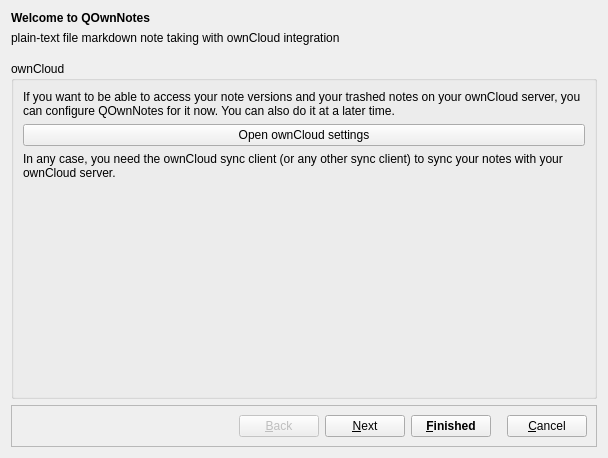
Above: src/dialogs/welcomedialog.ui from tberthelot-repositories/PKbSuite before the change. Below: the same form after it.
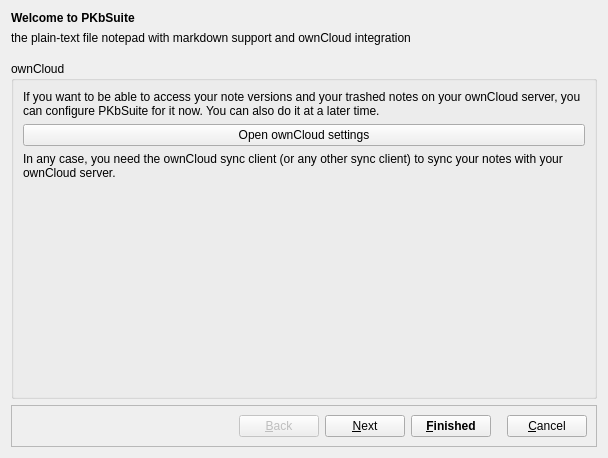
That is the form after the change. The open tabs and pages were chosen to show the change. Icons and pictures are not drawn. Custom widgets are drawn as their Qt base class.

Commit message: 230420 - QOwnNotes import

Diff of the .ui file:
```diff
--- a/src/dialogs/welcomedialog.ui
+++ b/src/dialogs/welcomedialog.ui
@@ -21,7 +21,7 @@
    <item row="1" column="0">
     <widget class="QLabel" name="subHeadlineLabel">
      <property name="text">
-      <string>plain-text file markdown note taking with ownCloud integration</string>
+      <string>the plain-text file notepad with markdown support and ownCloud integration</string>
      </property>
      <property name="wordWrap">
       <bool>true</bool>
@@ -53,7 +53,7 @@
       </font>
      </property>
      <property name="text">
-      <string>Welcome to QOwnNotes</string>
+      <string>Welcome to PKbSuite</string>
      </property>
     </widget>
    </item>
@@ -316,7 +316,7 @@
           <item row="0" column="0">
            <widget class="QLabel" name="label">
             <property name="text">
-             <string>If you want to be able to access your note versions and your trashed notes on your ownCloud server, you can configure QOwnNotes for it now. You can also do it at a later time.</string>
+             <string>If you want to be able to access your note versions and your trashed notes on your ownCloud server, you can configure PKbSuite for it now. You can also do it at a later time.</string>
             </property>
             <property name="wordWrap">
              <bool>true</bool>
```
Left out of the diff: 18 changed lines with no effect on the pictures. The commit also changes 877 other files.
